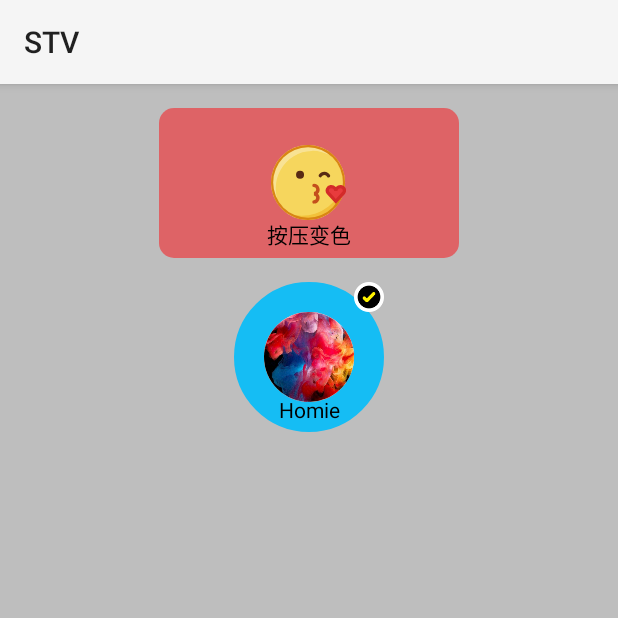
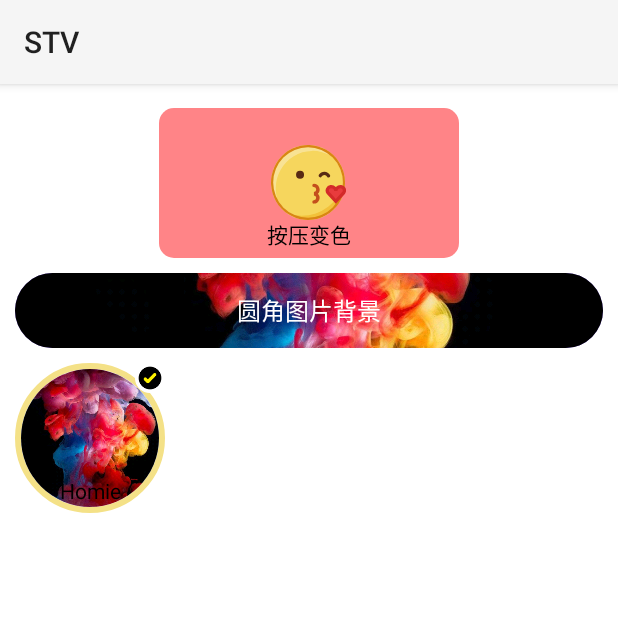
Before and after one commit to chenBingX/SuperTextView, an Android app: the SecondActivity screen opened directly, with no data from a screen before it, on a phone screen of 412 x 824 dp, the top half of it. Run offline under Robolectric (Android 15) with nearby library versions, the phone set to English and light mode, and no system bars.

Commit message:
1. 增加示例。

```diff
--- a/app/src/main/res/layout/activity_second.xml
+++ b/app/src/main/res/layout/activity_second.xml
@@ -21,7 +21,7 @@
   xmlns:tools="http://schemas.android.com/tools"
   android:layout_width="match_parent"
   android:layout_height="match_parent"
-  android:background="@color/gray"
+  android:background="@color/white"
   tools:context="com.coorchice.supertextview.SecondActivity">
 
   <com.coorchice.library.SuperTextView
@@ -46,20 +46,38 @@
     />
 
   <com.coorchice.library.SuperTextView
+    android:id="@+id/stv_3"
+    android:layout_width="match_parent"
+    android:layout_height="@dimen/stv_small_size"
+    android:layout_marginLeft="10dp"
+    android:layout_marginRight="10dp"
+    android:layout_marginTop="10dp"
+    android:gravity="center"
+    android:text="圆角图片背景"
+    android:textColor="@color/white"
+    android:textSize="16dp"
+    android:layout_below="@+id/btn"
+    app:corner="25dp"
+    app:solid="@color/purple"
+    app:drawableAsBackground="true"
+    app:state_drawable="@drawable/amazing"
+    />
+
+  <com.coorchice.library.SuperTextView
     android:id="@+id/btn_2"
     android:layout_width="100dp"
     android:layout_height="100dp"
-    android:layout_below="@+id/btn"
+    android:layout_below="@+id/stv_3"
     android:text="Homie"
     android:paddingBottom="5dp"
     android:gravity="bottom|center_horizontal"
     android:textColor="@color/black"
-    android:layout_centerHorizontal="true"
-    android:layout_marginTop="16dp"
+    android:layout_marginTop="10dp"
+    android:layout_marginLeft="10dp"
     app:corner="50dp"
     app:solid="@color/white"
-    app:stroke_color="@color/main_blue"
-    app:stroke_width="20dp"
+    app:stroke_color="#F4E187"
+    app:stroke_width="4dp"
     app:isShowState="true"
     app:state_drawable="@drawable/amazing"
     app:state_drawable_mode="left"
```
